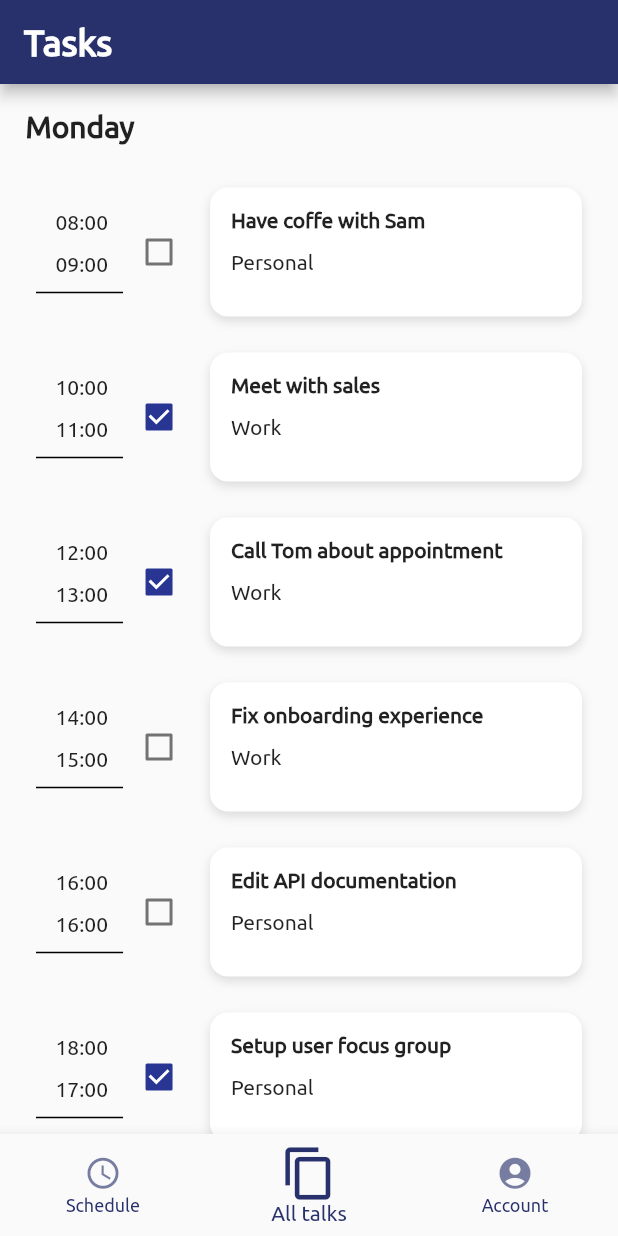
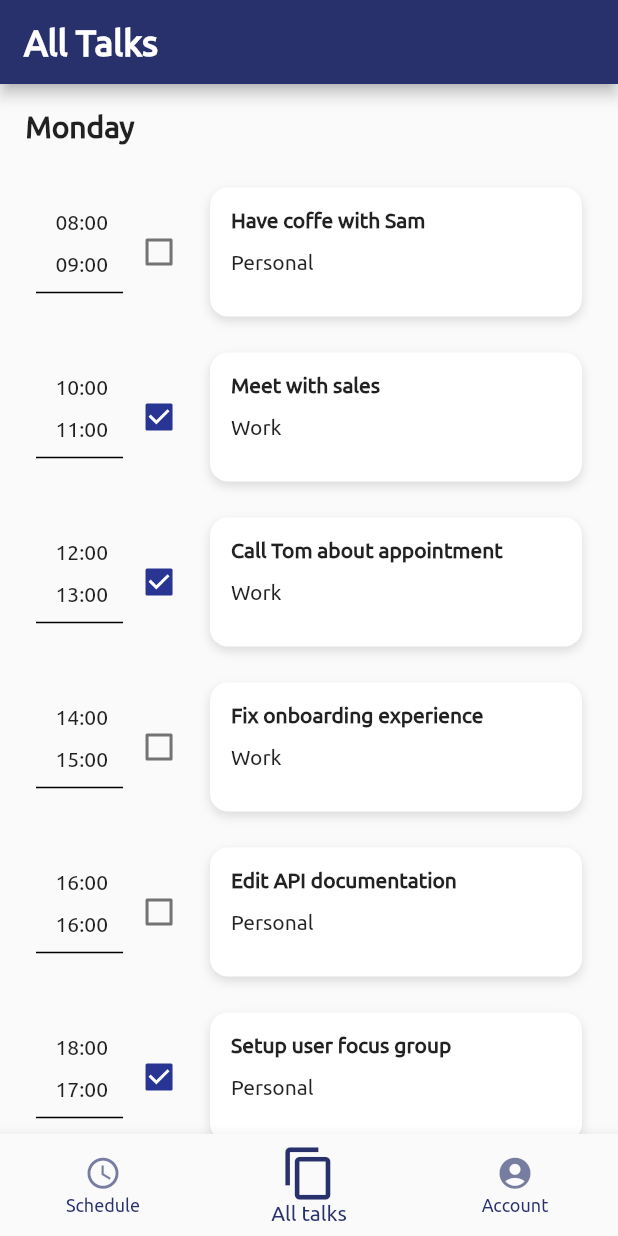
Before and after one commit to softeng-feup/open-cx-facas, a Flutter app: the MenuPage screen opened directly, item 2 of the bottom bar chosen, on a phone screen of 412 x 824 dp. Run offline on Flutter 3.47's test engine with Material 2 defaults, Android fonts, the phone set to English and light mode, and no system bars.

```diff
--- a/AgendappDEMO/lib/Screens/MenuOpen.dart
+++ b/AgendappDEMO/lib/Screens/MenuOpen.dart
@@ -39,7 +39,7 @@ void _onItemTapped(int index) {
       _isVisible = true;
     }
     else if(index == 1){
-      texto = "Tasks";
+      texto = "All Talks";
       _isVisible = false;
     }
     else if (index == 2){
```
